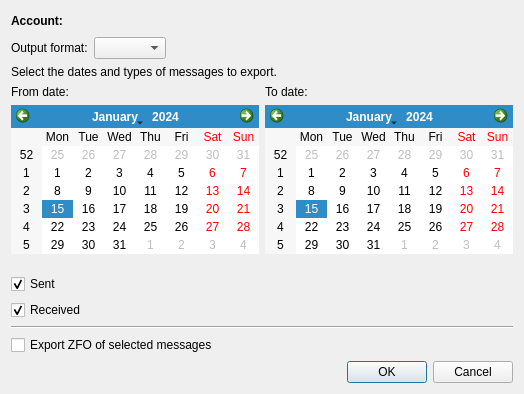
Qt form src/gui/ui/dlg_correspondence_overview.ui (psakar/datovka) before a commit.
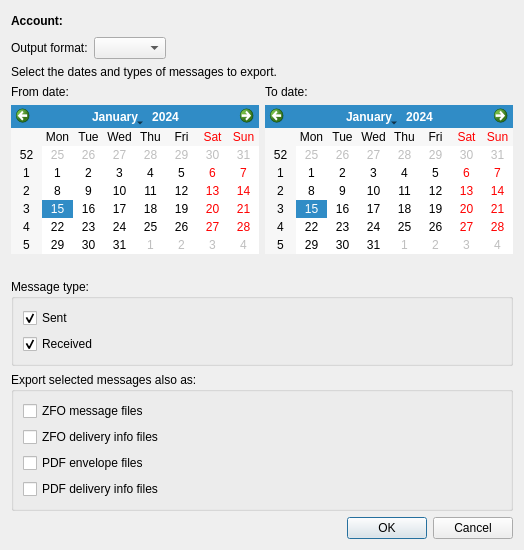
The same form after that commit.

Commit message: Included export of delivery info to ZFO/PDF in correspondence overview (issue #101)

```diff
--- a/src/gui/ui/dlg_correspondence_overview.ui
+++ b/src/gui/ui/dlg_correspondence_overview.ui
@@ -7,7 +7,7 @@
     <x>0</x>
     <y>0</y>
     <width>462</width>
-    <height>394</height>
+    <height>550</height>
    </rect>
   </property>
   <property name="windowTitle">
@@ -151,6 +151,12 @@
     </layout>
    </item>
    <item>
+    <widget class="QGroupBox" name="messageType">
+     <property name="title">
+      <string>Message type:</string>
+     </property>
+     <layout class="QVBoxLayout" name="verticalLayout_4">
+      <item>
     <layout class="QHBoxLayout" name="horizontalLayout_3">
      <item>
       <widget class="QCheckBox" name="sentCheckBox">
@@ -218,18 +224,44 @@
      </item>
     </layout>
    </item>
-   <item>
-    <widget class="Line" name="line">
-     <property name="orientation">
-      <enum>Qt::Horizontal</enum>
-     </property>
+     </layout>
     </widget>
    </item>
+   <item>
+    <widget class="QGroupBox" name="ExportFiles">
+     <property name="title">
+      <string>Export selected messages also as:</string>
+     </property>
+     <layout class="QVBoxLayout" name="verticalLayout_5">
    <item>
     <widget class="QCheckBox" name="exportZfoCheckBox">
      <property name="text">
-      <string>Export ZFO of selected messages</string>
-     </property>
+         <string>ZFO message files</string>
+        </property>
+       </widget>
+      </item>
+      <item>
+       <widget class="QCheckBox" name="exportDeliveryZfoCheckBox">
+        <property name="text">
+         <string>ZFO delivery info files</string>
+        </property>
+       </widget>
+      </item>
+      <item>
+       <widget class="QCheckBox" name="exportMessageEnvelopePDFCheckBox">
+        <property name="text">
+         <string>PDF envelope files</string>
+        </property>
+       </widget>
+      </item>
+      <item>
+       <widget class="QCheckBox" name="exportDeliveryPDFCheckBox">
+        <property name="text">
+         <string>PDF delivery info files</string>
+        </property>
+       </widget>
+      </item>
+     </layout>
     </widget>
    </item>
    <item>
```
Lines whose indentation alone changed are shown as unchanged. The commit also changes 2 other files.
